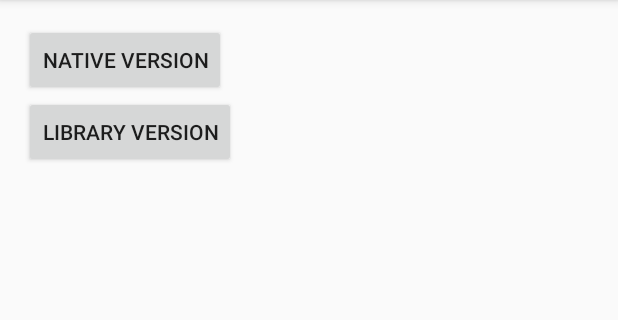
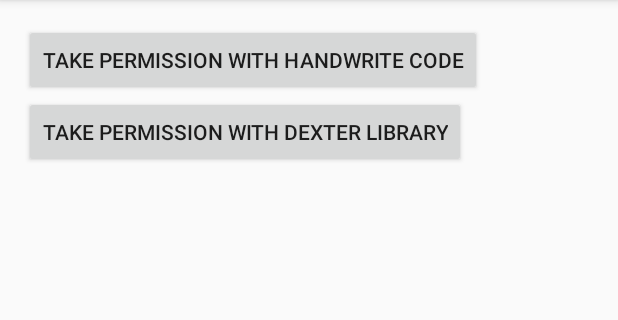
Before and after one commit to FlatstackSchool/android-examples, an Android app: the screen it shows after launch (MainActivity), on a phone screen of 412 x 824 dp, the part 84-404 px from its top. Run offline under Robolectric (Android 15) with nearby library versions, the phone set to English and light mode, and no system bars; our stand-ins replace ButterKnife; libraries missing offline, so code that uses them is left out: com.karumi.dexter; 1 statement that could not run was skipped.

Commit message:
prettify strings

```diff
--- a/PermissionExample/app/src/main/res/values/strings.xml
+++ b/PermissionExample/app/src/main/res/values/strings.xml
@@ -1,6 +1,9 @@
 <resources>
     <string name="app_name">PermissionExample</string>
-    <string name="library_version">Library version</string>
-    <string name="native_version">Native version</string>
+    <string name="library_version">Take permission with Dexter library</string>
+    <string name="native_version">Take permission with handwrite code</string>
+
     <string name="add_contact">Add Contact</string>
+    <string name="main_label_take_permission_with">Take permission with:</string>
+    <string name="main_label_take_with_rxpermission">Take permission with RxPermission library</string>
 </resources>
```
